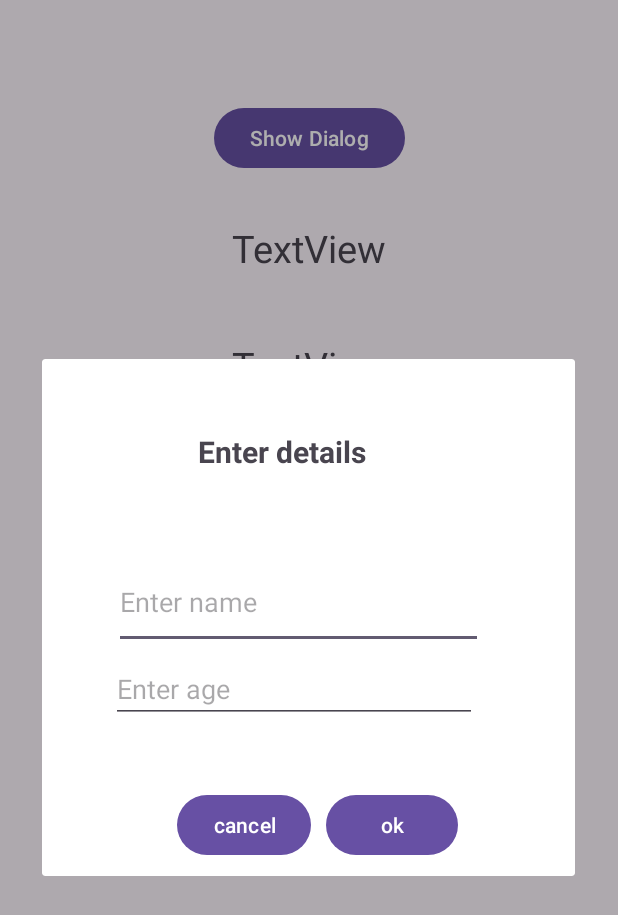
After one commit to Sprajapati123/34A-kotlin, an Android app: the fragment DataFragment placed in its activity, on a phone screen of 412 x 824 dp. The commit adds this screen. Shown: the top 915 px of the screen. Run offline under Robolectric (Android 15) with nearby library versions, the phone set to English and light mode, and no system bars.

Commit message:
dialog fragment

```diff
--- a/app/src/main/AndroidManifest.xml
+++ b/app/src/main/AndroidManifest.xml
@@ -18,6 +18,15 @@
         android:supportsRtl="true"
         android:theme="@style/Theme._34A"
         tools:targetApi="31">
+        <activity
+            android:name=".button_fragments.DialogBaseActivity"
+            android:exported="true">
+            <intent-filter>
+                <action android:name="android.intent.action.MAIN" />
+
+                <category android:name="android.intent.category.LAUNCHER" />
+            </intent-filter>
+        </activity>
         <activity
             android:name=".fragments.BaseActivity"
             android:exported="true">
--- a/app/src/main/java/com/example/a34a/MessageActivity.kt
+++ b/app/src/main/java/com/example/a34a/MessageActivity.kt
@@ -2,6 +2,7 @@ package com.example.a34a
 
 import android.content.SharedPreferences
 import android.os.Bundle
+import android.util.Log
 import android.widget.EditText
 import android.widget.Toast
 import androidx.activity.enableEdgeToEdge
@@ -76,5 +77,6 @@ class MessageActivity : AppCompatActivity() {
 
         messageBinding.btnCounter.text = counter.toString()
         super.onResume()
+
     }
 }
--- /dev/null
+++ b/app/src/main/java/com/example/a34a/button_fragments/DataFragment.kt
@@ -0,0 +1,40 @@
+package com.example.a34a.button_fragments
+
+import android.os.Bundle
+import androidx.fragment.app.Fragment
+import android.view.LayoutInflater
+import android.view.View
+import android.view.ViewGroup
+import androidx.fragment.app.DialogFragment
+import com.example.a34a.R
+import com.example.a34a.databinding.FragmentDataBinding
+
+class DataFragment : DialogFragment() {
+
+    lateinit var dataBinding: FragmentDataBinding
+    override fun onCreateView(
+        inflater: LayoutInflater, container: ViewGroup?,
+        savedInstanceState: Bundle?
+    ): View {
+
+        dataBinding = FragmentDataBinding.inflate(inflater,container,false)
+
+        dataBinding.btnOk.setOnClickListener {
+
+            var username : String = dataBinding.editName.text.toString()
+            var age : String = dataBinding.editAge.text.toString()
+
+            val dialogBaseActivity : DialogBaseActivity = activity as DialogBaseActivity
+
+            dialogBaseActivity.setData(username,age)
+            dialog!!.dismiss()
+        }
+
+        dataBinding.btnCancel.setOnClickListener {
+            dialog!!.dismiss()
+        }
+
+        return dataBinding.root
+    }
+
+}
--- /dev/null
+++ b/app/src/main/java/com/example/a34a/button_fragments/DialogBaseActivity.kt
@@ -0,0 +1,41 @@
+package com.example.a34a.button_fragments
+
+import android.os.Bundle
+import androidx.activity.enableEdgeToEdge
+import androidx.appcompat.app.AppCompatActivity
+import androidx.core.view.ViewCompat
+import androidx.core.view.WindowInsetsCompat
+import androidx.fragment.app.FragmentManager
+import com.example.a34a.R
+import com.example.a34a.databinding.ActivityDialogBaseBinding
+
+class DialogBaseActivity : AppCompatActivity() {
+    lateinit var dialogBaseBinding: ActivityDialogBaseBinding
+    override fun onCreate(savedInstanceState: Bundle?) {
+        super.onCreate(savedInstanceState)
+        enableEdgeToEdge()
+        dialogBaseBinding = ActivityDialogBaseBinding.inflate(layoutInflater)
+        setContentView(dialogBaseBinding.root)
+
+        dialogBaseBinding.btnShowDialog.setOnClickListener {
+            var fragmentManager : FragmentManager = supportFragmentManager
+
+            var dataFragment = DataFragment()
+            dataFragment.isCancelable = false
+
+            dataFragment.show(fragmentManager,"DataFragment")
+        }
+
+
+        ViewCompat.setOnApplyWindowInsetsListener(findViewById(R.id.main)) { v, insets ->
+            val systemBars = insets.getInsets(WindowInsetsCompat.Type.systemBars())
+            v.setPadding(systemBars.left, systemBars.top, systemBars.right, systemBars.bottom)
+            insets
+        }
+    }
+
+    fun setData(username: String,age:String){
+        dialogBaseBinding.lblName.text = username
+        dialogBaseBinding.lblAge.text = age
+    }
+}
--- /dev/null
+++ b/app/src/main/res/layout/activity_dialog_base.xml
@@ -0,0 +1,41 @@
+<?xml version="1.0" encoding="utf-8"?>
+<androidx.constraintlayout.widget.ConstraintLayout xmlns:android="http://schemas.android.com/apk/res/android"
+    xmlns:app="http://schemas.android.com/apk/res-auto"
+    xmlns:tools="http://schemas.android.com/tools"
+    android:id="@+id/main"
+    android:layout_width="match_parent"
+    android:layout_height="match_parent"
+    tools:context=".button_fragments.DialogBaseActivity">
+
+    <Button
+        android:id="@+id/btnShowDialog"
+        android:layout_width="wrap_content"
+        android:layout_height="wrap_content"
+        android:layout_marginTop="68dp"
+        android:text="Show Dialog"
+        app:layout_constraintEnd_toEndOf="parent"
+        app:layout_constraintStart_toStartOf="parent"
+        app:layout_constraintTop_toTopOf="parent" />
+
+    <TextView
+        android:id="@+id/lblName"
+        android:layout_width="wrap_content"
+        android:layout_height="wrap_content"
+        android:layout_marginTop="32dp"
+        android:text="TextView"
+        android:textSize="25sp"
+        app:layout_constraintEnd_toEndOf="parent"
+        app:layout_constraintStart_toStartOf="parent"
+        app:layout_constraintTop_toBottomOf="@+id/btnShowDialog" />
+
+    <TextView
+        android:id="@+id/lblAge"
+        android:layout_width="wrap_content"
+        android:layout_height="wrap_content"
+        android:layout_marginTop="43dp"
+        android:textSize="25sp"
+        android:text="TextView"
+        app:layout_constraintEnd_toEndOf="parent"
+        app:layout_constraintStart_toStartOf="parent"
+        app:layout_constraintTop_toBottomOf="@+id/lblName" />
+</androidx.constraintlayout.widget.ConstraintLayout>
--- /dev/null
+++ b/app/src/main/res/layout/fragment_data.xml
@@ -0,0 +1,72 @@
+<?xml version="1.0" encoding="utf-8"?>
+<androidx.constraintlayout.widget.ConstraintLayout xmlns:android="http://schemas.android.com/apk/res/android"
+    xmlns:app="http://schemas.android.com/apk/res-auto"
+    xmlns:tools="http://schemas.android.com/tools"
+    android:layout_width="wrap_content"
+    android:layout_gravity="center"
+    android:paddingBottom="10dp"
+    android:layout_height="wrap_content"
+    tools:context=".button_fragments.DataFragment">
+
+
+    <EditText
+        android:id="@+id/editName"
+        android:layout_width="246dp"
+        android:layout_height="62dp"
+        android:layout_marginTop="56dp"
+        android:hint="Enter name"
+        app:layout_constraintEnd_toEndOf="parent"
+        app:layout_constraintHorizontal_bias="0.439"
+        app:layout_constraintStart_toStartOf="parent"
+        app:layout_constraintTop_toBottomOf="@+id/textView4" />
+
+    <Button
+        android:id="@+id/btnCancel"
+        android:layout_width="wrap_content"
+        android:layout_height="wrap_content"
+        android:layout_marginStart="90dp"
+        android:layout_marginTop="44dp"
+        android:text="cancel"
+        app:layout_constraintEnd_toStartOf="@+id/btnOk"
+        app:layout_constraintHorizontal_bias="0.5"
+        app:layout_constraintStart_toStartOf="parent"
+        app:layout_constraintTop_toBottomOf="@+id/editAge" />
+
+    <Button
+        android:id="@+id/btnOk"
+        android:layout_width="wrap_content"
+        android:layout_height="wrap_content"
+        android:layout_marginStart="10dp"
+        android:layout_marginTop="44dp"
+        android:layout_marginEnd="78dp"
+        android:text="ok"
+        app:layout_constraintEnd_toEndOf="parent"
+        app:layout_constraintHorizontal_bias="0.5"
+        app:layout_constraintStart_toEndOf="@+id/btnCancel"
+        app:layout_constraintTop_toBottomOf="@+id/editAge" />
+
+    <EditText
+        android:id="@+id/editAge"
+        android:layout_width="244dp"
+        android:layout_height="45dp"
+        android:layout_marginTop="4dp"
+        android:hint="Enter age"
+        app:layout_constraintEnd_toEndOf="parent"
+        app:layout_constraintHorizontal_bias="0.415"
+        app:layout_constraintStart_toStartOf="parent"
+        app:layout_constraintTop_toBottomOf="@+id/editName" />
+
+    <TextView
+        android:id="@+id/textView4"
+        android:layout_width="wrap_content"
+        android:layout_height="wrap_content"
+        android:layout_marginStart="104dp"
+        android:layout_marginTop="48dp"
+        android:text="Enter details"
+        android:textSize="20sp"
+        android:textStyle="bold"
+        app:layout_constraintStart_toStartOf="parent"
+        app:layout_constraintTop_toTopOf="parent" />
+
+
+</androidx.constraintlayout.widget.ConstraintLayout>
```
